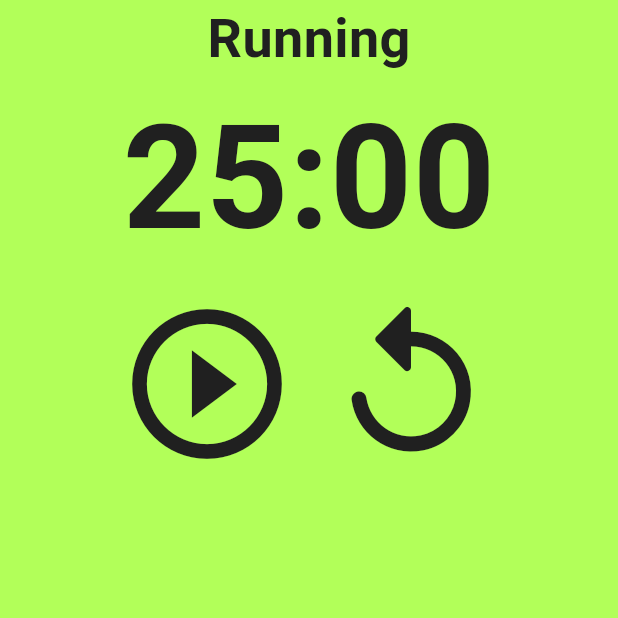
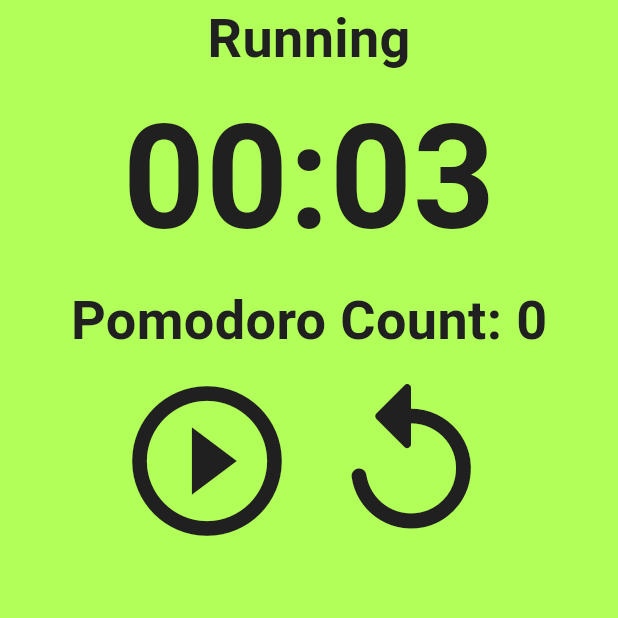
Before and after one commit to ShaRifShykh/pomodoro-timer, a Flutter app: the screen it shows after launch, after a tap on the "replay" icon, on a phone screen of 412 x 824 dp, the top half of it. Run offline on Flutter 3.47's test engine with Material 2 defaults, Android fonts, the phone set to English and light mode, and no system bars.

Commit message:
[ADD] Pomodoro Count

```diff
--- a/lib/screens/timer.dart
+++ b/lib/screens/timer.dart
@@ -13,10 +13,12 @@ class PomodoroTimer extends StatefulWidget {
 }
 
 class _PomodoroTimerState extends State<PomodoroTimer> {
-  static const _defaultWorkSeconds = 1500;
-  static const _defaultRestSeconds = 300;
+  static const _defaultWorkSeconds = 3;
+  static const _defaultRestSeconds = 3;
+  static const _defaultPomodoroCount = 0;
   int _remainWorkSeconds = _defaultWorkSeconds;
   int _remainRestSeconds = _defaultRestSeconds;
+  int _totalPomodoroCount = _defaultPomodoroCount;
   bool _isRunning = false;
   bool _isResting = false;
   late Timer _timer;
@@ -25,6 +27,9 @@ class _PomodoroTimerState extends State<PomodoroTimer> {
     if (_remainWorkSeconds == 0) {
       if (_remainRestSeconds != 0) {
         setState(() {
+          if (!_isResting) {
+            _totalPomodoroCount = _totalPomodoroCount + 1;
+          }
           _isResting = true;
           _remainRestSeconds = _remainRestSeconds - 1;
         });
@@ -63,6 +68,7 @@ class _PomodoroTimerState extends State<PomodoroTimer> {
       _isResting = false;
       _remainWorkSeconds = _defaultWorkSeconds;
       _remainRestSeconds = _defaultRestSeconds;
+      _totalPomodoroCount = _defaultPomodoroCount;
     });
   }
 
@@ -80,6 +86,14 @@ class _PomodoroTimerState extends State<PomodoroTimer> {
               style: TextStyle(
                 color: Theme.of(context).colorScheme.primary,
                 fontSize: Sizes.size96,
+                fontWeight: FontWeight.w600,
+              ),
+            ),
+            Text(
+              "Pomodoro Count: ${pomodoroCountFormat(_totalPomodoroCount)}",
+              style: TextStyle(
+                color: Theme.of(context).colorScheme.primary,
+                fontSize: Sizes.size36,
                 fontWeight: FontWeight.w600,
               ),
             ),
--- a/lib/utilities/timer_util.dart
+++ b/lib/utilities/timer_util.dart
@@ -2,3 +2,7 @@ String timeFormat(int seconds) {
   var duration = Duration(seconds: seconds);
   return duration.toString().split(".").first.substring(2, 7);
 }
+
+String pomodoroCountFormat(int count) {
+  return count.toString();
+}
```
